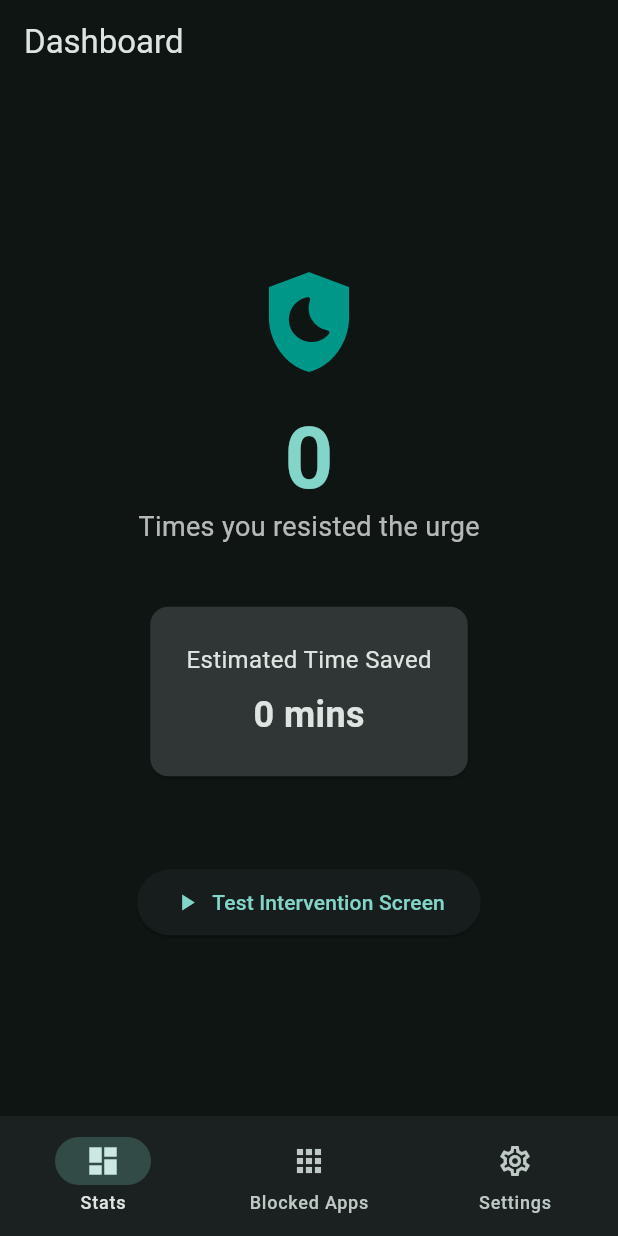
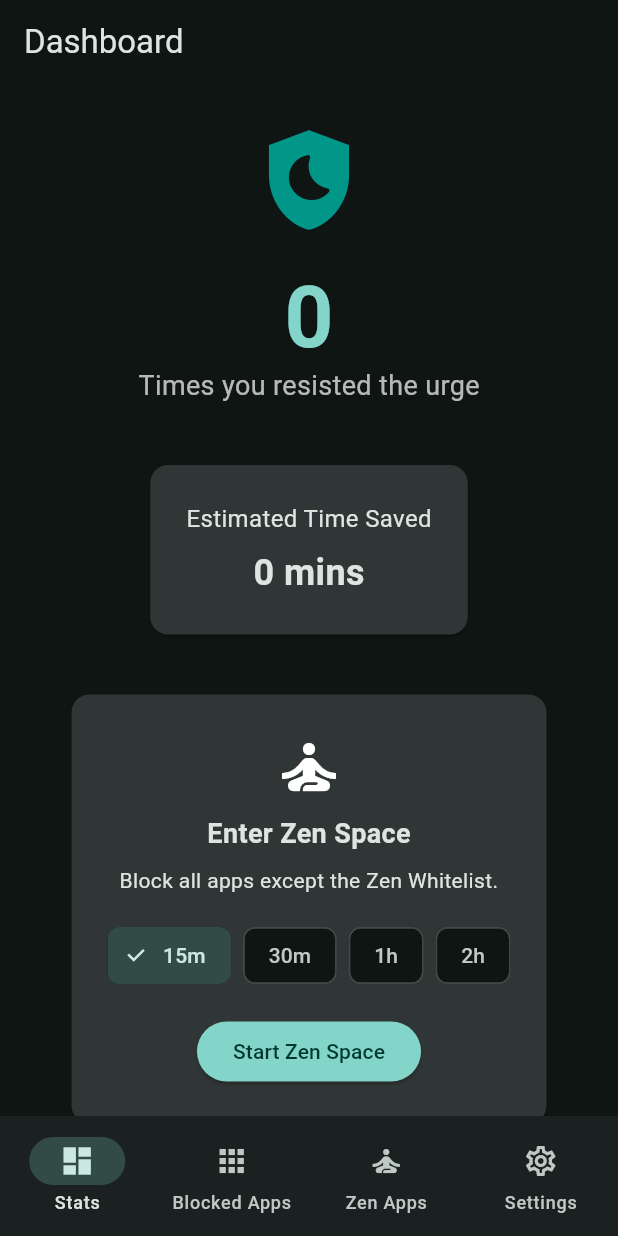
Before and after one commit to KOlCIqwq/Unplug, a Flutter app: the screen it shows after launch, on a phone screen of 412 x 824 dp. Run offline on Flutter 3.47's test engine with Material 3 defaults, Android fonts, the phone set to English and light mode, and no system bars; our stand-ins replace shared_preferences; missing offline and left inert: installed_apps; network calls fail.

Commit message:
zen mode

```diff
--- a/lib/main.dart
+++ b/lib/main.dart
@@ -4,6 +4,7 @@ import 'package:shared_preferences/shared_preferences.dart';
 import 'screens/dashboard_screen.dart';
 import 'screens/intervention_screen.dart';
 import 'screens/app_selector_screen.dart';
+import 'screens/zen_apps_screen.dart';
 import 'screens/settings_screen.dart';
 import 'services/prompt_service.dart';
 
@@ -59,9 +60,9 @@ class _MainNavigationState extends State<MainNavigation> {
       if (call.method == "triggerIntervention") {
         final args = call.arguments;
         if (args is Map) {
-          _launchIntervention(args['package'] as String, args['debug'] as String?);
+          _launchIntervention(args['package'] as String, args['debug'] as String?, args['isZenBlock'] as bool? ?? false);
         } else if (args is String) {
-          _launchIntervention(args, null);
+          _launchIntervention(args, null, false);
         }
       }
     });
@@ -69,21 +70,21 @@ class _MainNavigationState extends State<MainNavigation> {
     WidgetsBinding.instance.addPostFrameCallback((_) {
       platform.invokeMethod('getPendingIntervention').then((args) {
         if (args != null && args is Map && args['package'] != null) {
-          _launchIntervention(args['package'] as String, args['debug'] as String?);
+          _launchIntervention(args['package'] as String, args['debug'] as String?, args['isZenBlock'] as bool? ?? false);
         } else if (args != null && args is String) {
-          _launchIntervention(args, null);
+          _launchIntervention(args, null, false);
         }
       });
     });
   }
 
-  Future<void> _launchIntervention(String packageName, String? debugInfo) async {
+  Future<void> _launchIntervention(String packageName, String? debugInfo, bool isZenBlock) async {
     if (_isInterventionActive) return;
     _isInterventionActive = true;
 
     try {
       final prefs = await SharedPreferences.getInstance();
-      final waitTime = prefs.getInt('wait_time_seconds') ?? 10;
+      final waitTime = isZenBlock ? 999999 : (prefs.getInt('wait_time_seconds') ?? 10);
 
       await Future.delayed(Duration.zero);
 
@@ -93,6 +94,7 @@ class _MainNavigationState extends State<MainNavigation> {
             waitTimeSeconds: waitTime,
             targetAppName: packageName,
             debugInfo: debugInfo,
+            isZenBlock: isZenBlock,
           ),
         ),
       );
@@ -119,6 +121,7 @@ class _MainNavigationState extends State<MainNavigation> {
   static const List<Widget> _screens = <Widget>[
     DashboardScreen(),
     AppSelectorScreen(),
+    ZenAppsScreen(),
     SettingsScreen(),
   ];
 
@@ -149,6 +152,11 @@ class _MainNavigationState extends State<MainNavigation> {
             label: 'Blocked Apps',
           ),
           NavigationDestination(
+            icon: Icon(Icons.self_improvement_outlined),
+            selectedIcon: Icon(Icons.self_improvement),
+            label: 'Zen Apps',
+          ),
+          NavigationDestination(
             icon: Icon(Icons.settings_outlined),
             selectedIcon: Icon(Icons.settings),
             label: 'Settings',
--- a/lib/screens/dashboard_screen.dart
+++ b/lib/screens/dashboard_screen.dart
@@ -1,5 +1,6 @@
 import 'package:flutter/material.dart';
 import 'package:shared_preferences/shared_preferences.dart';
+import 'dart:async';
 import 'intervention_screen.dart';
 
 class DashboardScreen extends StatefulWidget {
@@ -12,6 +13,9 @@ class DashboardScreen extends StatefulWidget {
 class _DashboardScreenState extends State<DashboardScreen> with WidgetsBindingObserver {
   int _cancelCount = 0;
   bool _isLoading = true;
+  int _zenModeEndTime = 0;
+  int _selectedZenMinutes = 15;
+  Timer? _zenTimer;
 
   @override
   void initState() {
@@ -22,6 +26,7 @@ class _DashboardScreenState extends State<DashboardScreen> with WidgetsBindingOb
 
   @override
   void dispose() {
+    _zenTimer?.cancel();
     WidgetsBinding.instance.removeObserver(this);
     super.dispose();
   }
@@ -37,7 +42,19 @@ class _DashboardScreenState extends State<DashboardScreen> with WidgetsBindingOb
     final prefs = await SharedPreferences.getInstance();
     setState(() {
       _cancelCount = prefs.getInt('cancel_count') ?? 0;
+      _zenModeEndTime = prefs.getInt('zen_mode_end_time') ?? 0;
       _isLoading = false;
+    });
+
+    _zenTimer?.cancel();
+    _zenTimer = Timer.periodic(const Duration(seconds: 1), (timer) {
+      if (_zenModeEndTime > 0 && DateTime.now().millisecondsSinceEpoch > _zenModeEndTime) {
+        setState(() {
+          _zenModeEndTime = 0;
+        });
+      } else if (_zenModeEndTime > 0) {
+        setState(() {}); // trigger rebuild to update time
+      }
     });
   }
 
@@ -48,6 +65,28 @@ class _DashboardScreenState extends State<DashboardScreen> with WidgetsBindingOb
     setState(() {
       _cancelCount = newCount;
     });
+  }
+
+  Future<void> _enterZenSpace(int minutes) async {
+    final prefs = await SharedPreferences.getInstance();
+    final endTime = DateTime.now().millisecondsSinceEpoch + (minutes * 60 * 1000);
+    await prefs.setInt('zen_mode_end_time', endTime);
+    setState(() {
+      _zenModeEndTime = endTime;
+    });
+  }
+
+  Future<void> _exitZenSpace() async {
+    final prefs = await SharedPreferences.getInstance();
+    await prefs.setInt('zen_mode_end_time', 0);
+    setState(() {
+      _zenModeEndTime = 0;
+    });
+  }
+
+  String _formatTime(DateTime time) {
+    String twoDigits(int n) => n.toString().padLeft(2, '0');
+    return '${twoDigits(time.hour)}:${twoDigits(time.minute)}';
   }
 
   @override
@@ -65,6 +104,8 @@ class _DashboardScreenState extends State<DashboardScreen> with WidgetsBindingOb
         elevation: 0,
       ),
       body: Center(
+        child: SingleChildScrollView(
+          padding: const EdgeInsets.symmetric(vertical: 24.0),
           child: Column(
             mainAxisAlignment: MainAxisAlignment.center,
             children: [
@@ -99,13 +140,79 @@ class _DashboardScreenState extends State<DashboardScreen> with WidgetsBindingOb
                 ),
               ),
             ),
-            const SizedBox(height: 60),
-            ElevatedButton.icon(
+            const SizedBox(height: 40),
+            if (_zenModeEndTime > DateTime.now().millisecondsSinceEpoch)
+              Card(
+                color: Theme.of(context).colorScheme.primaryContainer,
+                margin: const EdgeInsets.symmetric(horizontal: 32),
+                child: Padding(
+                  padding: const EdgeInsets.all(24.0),
+                  child: Column(
+                    children: [
+                      const Icon(Icons.self_improvement, size: 48),
+                      const SizedBox(height: 8),
+                      const Text('Zen Space Active', style: TextStyle(fontSize: 18, fontWeight: FontWeight.bold)),
+                      const SizedBox(height: 8),
+                      Text(
+                        'Ends at ${_formatTime(DateTime.fromMillisecondsSinceEpoch(_zenModeEndTime))}',
+                        style: const TextStyle(fontSize: 16),
+                      ),
+                      const SizedBox(height: 16),
+                      OutlinedButton(
+                        onPressed: _exitZenSpace,
+                        child: const Text('Exit Early'),
+                      ),
+                    ],
+                  ),
+                ),
+              )
+            else
+              Card(
+                color: Theme.of(context).colorScheme.surfaceContainerHighest,
+                margin: const EdgeInsets.symmetric(horizontal: 32),
+                child: Padding(
+                  padding: const EdgeInsets.all(24.0),
+                  child: Column(
+                    children: [
+                      const Icon(Icons.self_improvement, size: 48),
+                      const SizedBox(height: 8),
+                      const Text('Enter Zen Space', style: TextStyle(fontSize: 18, fontWeight: FontWeight.bold)),
+                      const SizedBox(height: 8),
+                      const Text(
+                        'Block all apps except the Zen Whitelist.',
+                        textAlign: TextAlign.center,
+                      ),
+                      const SizedBox(height: 16),
+                      Wrap(
+                        spacing: 8,
+                        children: [15, 30, 60, 120].map((mins) {
+                          final isSelected = _selectedZenMinutes == mins;
+                          return ChoiceChip(
+                            label: Text(mins >= 60 ? '${mins ~/ 60}h' : '${mins}m'),
+                            selected: isSelected,
+                            onSelected: (selected) {
+                              if (selected) setState(() => _selectedZenMinutes = mins);
+                            },
+                          );
+                        }).toList(),
+                      ),
+                      const SizedBox(height: 16),
+                      ElevatedButton(
+                        onPressed: () => _enterZenSpace(_selectedZenMinutes),
+                        style: ElevatedButton.styleFrom(
+                          backgroundColor: Theme.of(context).colorScheme.primary,
+                          foregroundColor: Theme.of(context).colorScheme.onPrimary,
+                        ),
+                        child: const Text('Start Zen Space'),
+                      ),
+                    ],
+                  ),
+                ),
+              ),
+            const SizedBox(height: 40),
+            TextButton.icon(
               icon: const Icon(Icons.play_arrow),
               label: const Text('Test Intervention Screen'),
-              style: ElevatedButton.styleFrom(
-                padding: const EdgeInsets.symmetric(horizontal: 24, vertical: 12),
-              ),
               onPressed: () async {
                 // Refresh wait time before launching in case it was changed in Settings
                 final prefs = await SharedPreferences.getInstance();
@@ -131,6 +238,7 @@ class _DashboardScreenState extends State<DashboardScreen> with WidgetsBindingOb
           ],
         ),
       ),
+    ),
   );
 }
 }
```
Also changed, not shown: lib/screens/intervention_screen.dart (+7 -2 lines), lib/screens/zen_apps_screen.dart (added, +118 -0 lines), 2 other files. Lines whose indentation alone changed are shown as unchanged.
